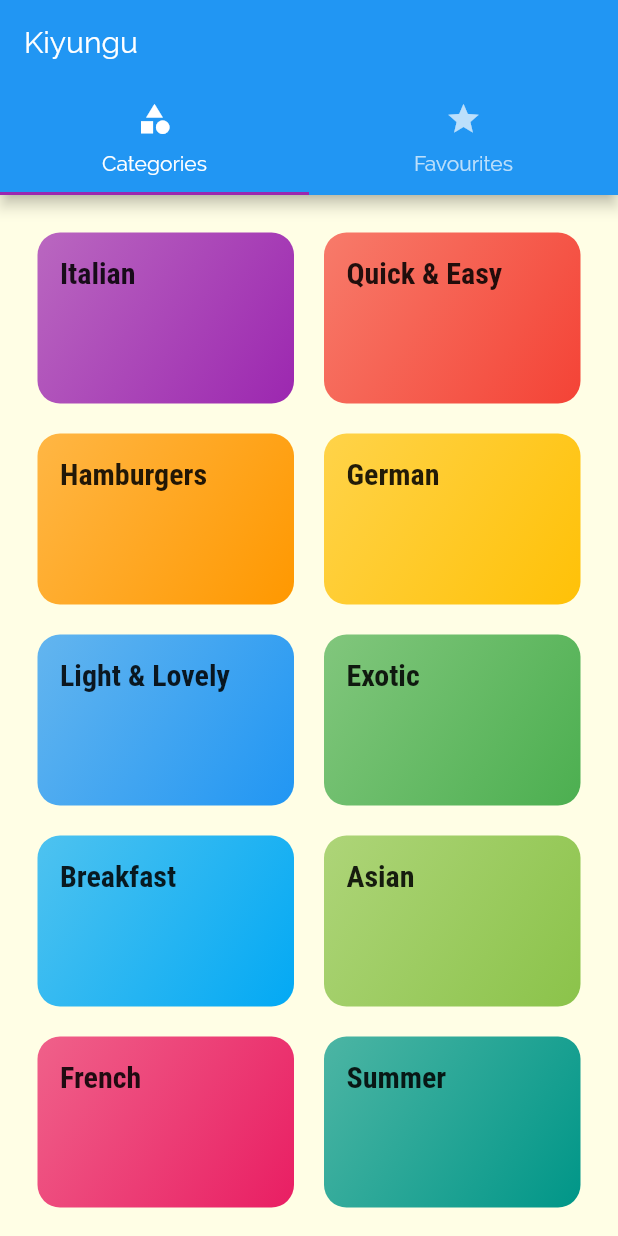
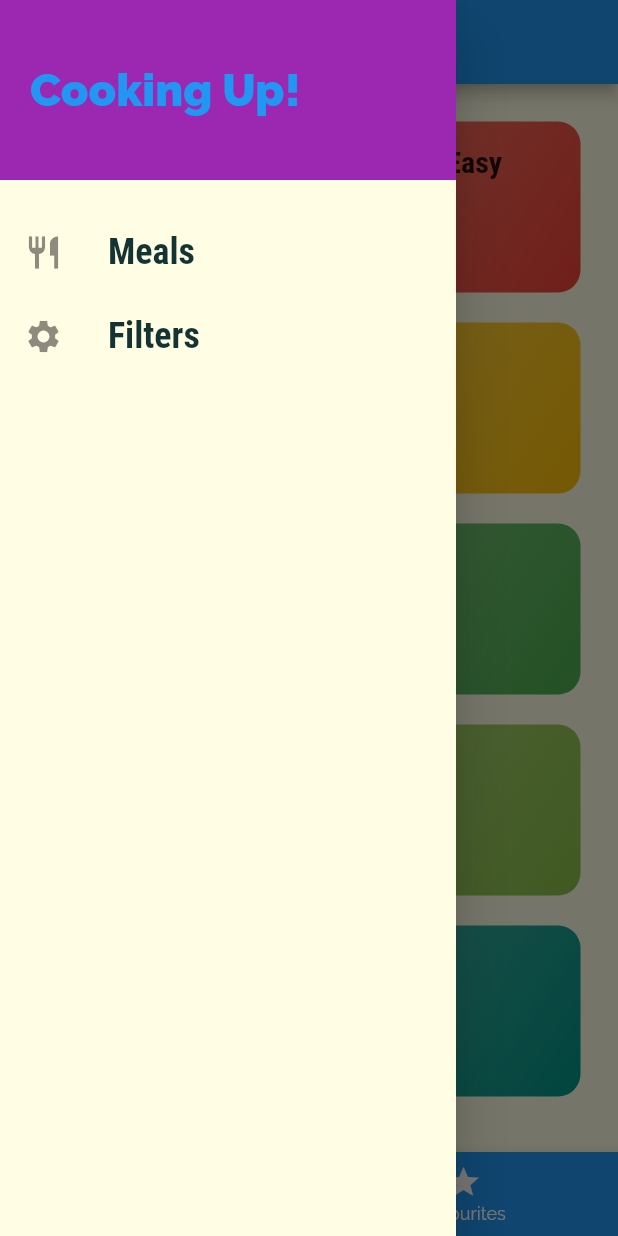
Before and after one commit to ssejjemba/Kiyungu, a Flutter app: the screen it shows after launch, with the side drawer open (before the commit the screen has no drawer), on a phone screen of 412 x 824 dp. Run offline on Flutter 3.47's test engine with Material 2 defaults, Android fonts, the phone set to English and light mode, and no system bars.

Commit message:
Drawer and bottom navigation strategy

```diff
--- a/lib/screens/categories_screen.dart
+++ b/lib/screens/categories_screen.dart
@@ -4,9 +4,7 @@ import '../dummy_data.dart';
 import '../widgets/category_item.dart';
 
 class CategoriesScreen extends StatelessWidget {
-  const CategoriesScreen({Key? key, required this.title}) : super(key: key);
-
-  final String title;
+  const CategoriesScreen({Key? key}) : super(key: key);
 
   @override
   Widget build(BuildContext context) {
--- a/lib/screens/tabs_screen.dart
+++ b/lib/screens/tabs_screen.dart
@@ -1,6 +1,8 @@
 import 'package:flutter/material.dart';
+
 import './favourites_screen.dart';
 import './categories_screen.dart';
+import '../widgets/main_drawer.dart';
 
 class TabsScreen extends StatefulWidget {
   final String title;
@@ -14,34 +16,42 @@ class TabsScreen extends StatefulWidget {
 }
 
 class _TabsScreenState extends State<TabsScreen> {
+  final _pages = [
+    CategoriesScreen(),
+    FavouritesScreen(),
+  ];
+  int currentIndex = 0;
+
+  void _selectPage(int index) {
+    setState(() {
+      currentIndex = index;
+    });
+  }
+
   @override
   Widget build(BuildContext context) {
-    return DefaultTabController(
-      length: 2,
-      child: Scaffold(
-        appBar: AppBar(
-          title: Text(widget.title),
-          bottom: TabBar(
-            tabs: [
-              Tab(
-                icon: Icon(
-                  Icons.category,
-                ),
-                text: 'Categories',
-              ),
-              Tab(
-                icon: Icon(Icons.star),
-                text: 'Favourites',
-              )
-            ],
+    return Scaffold(
+      appBar: AppBar(
+        title: Text(widget.title),
+      ),
+      drawer: MainDrawer(),
+      body: _pages[currentIndex],
+      bottomNavigationBar: BottomNavigationBar(
+        backgroundColor: Theme.of(context).primaryColor,
+        onTap: _selectPage,
+        currentIndex: currentIndex,
+        selectedItemColor: Theme.of(context).accentColor,
+        unselectedItemColor: Colors.white,
+        items: [
+          BottomNavigationBarItem(
+            icon: Icon(Icons.category),
+            label: 'Categories',
           ),
-        ),
-        body: TabBarView(
-          children: [
-            CategoriesScreen(title: 'Kiyungu'),
-            FavouritesScreen(),
-          ],
-        ),
+          BottomNavigationBarItem(
+            icon: Icon(Icons.star),
+            label: 'Favourites',
+          ),
+        ],
       ),
     );
   }
--- /dev/null
+++ b/lib/widgets/main_drawer.dart
@@ -0,0 +1,54 @@
+import 'package:flutter/material.dart';
+
+class MainDrawer extends StatelessWidget {
+  const MainDrawer({Key? key}) : super(key: key);
+
+  Widget buildListTile(String title, IconData icon) {
+    return ListTile(
+      leading: Icon(
+        icon,
+        size: 26,
+      ),
+      title: Text(
+        title,
+        style: TextStyle(
+          fontFamily: 'RobotoCondensed',
+          fontSize: 24,
+          fontWeight: FontWeight.bold,
+        ),
+      ),
+      onTap: () {
+        // ...
+      },
+    );
+  }
+
+  @override
+  Widget build(BuildContext context) {
+    return Drawer(
+      child: Column(
+        children: [
+          Container(
+            height: 120,
+            width: double.infinity,
+            padding: EdgeInsets.all(20),
+            alignment: Alignment.centerLeft,
+            color: Theme.of(context).accentColor,
+            child: Text(
+              'Cooking Up!',
+              style: TextStyle(
+                  fontWeight: FontWeight.w900,
+                  fontSize: 30,
+                  color: Theme.of(context).primaryColor),
+            ),
+          ),
+          SizedBox(
+            height: 20,
+          ),
+          buildListTile('Meals', Icons.restaurant),
+          buildListTile('Filters', Icons.settings),
+        ],
+      ),
+    );
+  }
+}
```
